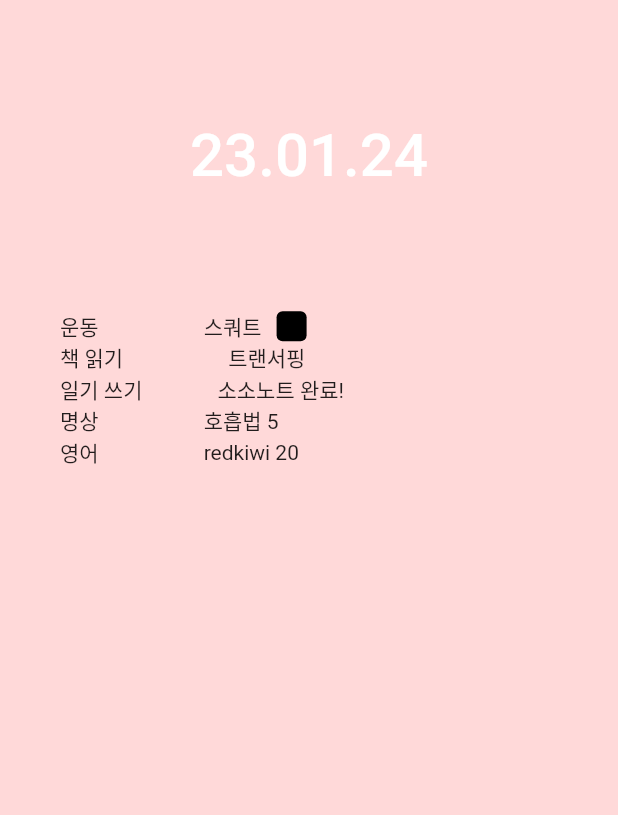
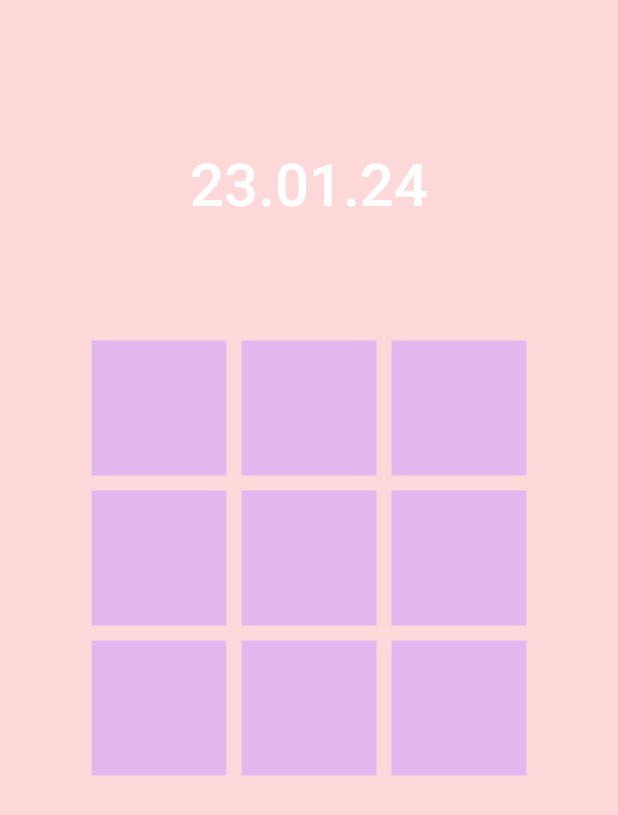
Before and after one commit to jejemerong/jemerald, a Flutter app: the screen it shows after launch, on a phone screen of 412 x 824 dp. Shown: the top 815 px of the screen. Run offline on Flutter 3.47's test engine with Material 2 defaults, Android fonts, the light colour scheme and no system bars.

Commit message:
add MadalArt for homescreen

```diff
--- a/lib/main.dart
+++ b/lib/main.dart
@@ -1,50 +1,24 @@
 import 'package:flutter/material.dart';
 import 'package:intl/intl.dart';
+import 'utils/colors.dart';
 
 void main() {
   runApp(App());
 }
 
-// TODO: 챌린지 컨테이너 재사용하기!!!
-class ChallengeContainer {
-  Widget build(BuildContext context) {
-    return Row(
-      children: [
-        Text('운동'),
-        SizedBox(
-          width: 70,
-        ),
-        Text(
-          '스쿼트',
-        )
-      ],
-    );
-  }
-}
-
-// class CheckBox {
-//   Widget build(BuildContext context) {
-//     return Container(
-//       height: 20,
-//       width: 20,
-//       decoration: BoxDecoration(
-//           color: Colors.black, borderRadius: BorderRadius.circular(4)),
-//     );
-//   }
-// }
-
 // starting point
 class App extends StatelessWidget {
-  final now = new DateTime.now();
+  DateTime now = new DateTime.now();
   String formattedDate = DateFormat('yy.MM.dd').format(DateTime.now());
   @override
   Widget build(BuildContext context) {
     return MaterialApp(
       home: Scaffold(
-          backgroundColor: Color.fromARGB(255, 255, 217, 217),
+        backgroundColor: ColorStyles.babyPink,
         body: Padding(
           padding: EdgeInsets.symmetric(
             horizontal: 40,
+            vertical: 20,
           ),
           child: Column(
             crossAxisAlignment: CrossAxisAlignment.start,
@@ -71,74 +45,115 @@ class App extends StatelessWidget {
               SizedBox(
                 height: 80,
               ),
-                Column(
+              Row(
+                mainAxisAlignment: MainAxisAlignment.center,
                 children: [
                   Column(
                     children: [
-                        Row(
-                          children: [
-                            Text('운동'),
+                      Container(
+                        width: 90,
+                        height: 90,
+                        decoration: BoxDecoration(
+                          color: ColorStyles.babyPurple,
+                        ),
+                        // alignment: Alignment.center,
+                      ),
                       SizedBox(
-                              width: 70,
+                        height: 10,
                       ),
-                            Text('스쿼트'),
+                      Container(
+                        width: 90,
+                        height: 90,
+                        decoration: BoxDecoration(
+                          color: ColorStyles.babyPurple,
+                        ),
+                      ),
+                      SizedBox(
+                        height: 10,
+                      ),
+                      Container(
+                        width: 90,
+                        height: 90,
+                        decoration: BoxDecoration(
+                          color: ColorStyles.babyPurple,
+                        ),
+                      ),
+                    ],
+                  ),
                   SizedBox(
                     width: 10,
                   ),
-                            // TODO: 재사용 위젯으로 만들기!
-                            // Checkbox(),
+                  Column(
+                    children: [
                       Container(
-                              height: 20,
-                              width: 20,
+                        width: 90,
+                        height: 90,
                         decoration: BoxDecoration(
-                                  color: Colors.black,
-                                  borderRadius: BorderRadius.circular(4)),
-                            )
+                          color: ColorStyles.babyPurple,
+                        ),
+                      ),
+                      SizedBox(
+                        height: 10,
+                      ),
+                      Container(
+                        width: 90,
+                        height: 90,
+                        decoration: BoxDecoration(
+                          color: ColorStyles.babyPurple,
+                        ),
+                      ),
+                      SizedBox(
+                        height: 10,
+                      ),
+                      Container(
+                        width: 90,
+                        height: 90,
+                        decoration: BoxDecoration(
+                          color: ColorStyles.babyPurple,
+                        ),
+                      ),
                     ],
                   ),
-                        Row(
+                  SizedBox(
+                    width: 10,
+                  ),
+                  Column(
                     children: [
-                            Text('책 읽기'),
+                      Container(
+                        width: 90,
+                        height: 90,
+                        decoration: BoxDecoration(
+                          color: ColorStyles.babyPurple,
+                        ),
+                      ),
                       SizedBox(
-                              width: 70,
+                        height: 10,
                       ),
-                            Text('트랜서핑'),
-                          ],
+                      Container(
+                        width: 90,
+                        height: 90,
+                        decoration: BoxDecoration(
+                          color: ColorStyles.babyPurple,
                         ),
-                        Row(
-                          children: [
-                            Text('일기 쓰기'),
+                      ),
                       SizedBox(
-                              width: 50,
+                        height: 10,
                       ),
-                            Text('소소노트 완료!'),
-                          ],
+                      Container(
+                        width: 90,
+                        height: 90,
+                        decoration: BoxDecoration(
+                          color: ColorStyles.babyPurple,
                         ),
-                        Row(
-                          children: [
-                            Text('명상'),
-                            SizedBox(
-                              width: 70,
                       ),
-                            Text('호흡법 5'),
-                          ],
-                        ),
-                        Row(
-                          children: [
-                            Text('영어'),
-                            SizedBox(
-                              width: 70,
-                            ),
-                            Text('redkiwi 20'),
                     ],
                   ),
                 ],
-                    )
-                  ],
-                )
+              ),
             ],
           ),
-          )),
+        ),
+      ),
     );
   }
 }
```
Lines whose indentation alone changed are shown as unchanged.
